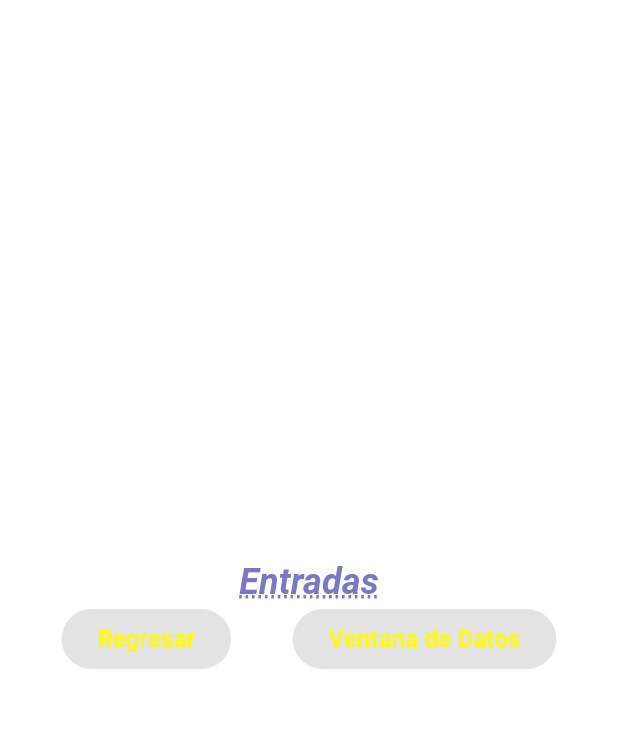
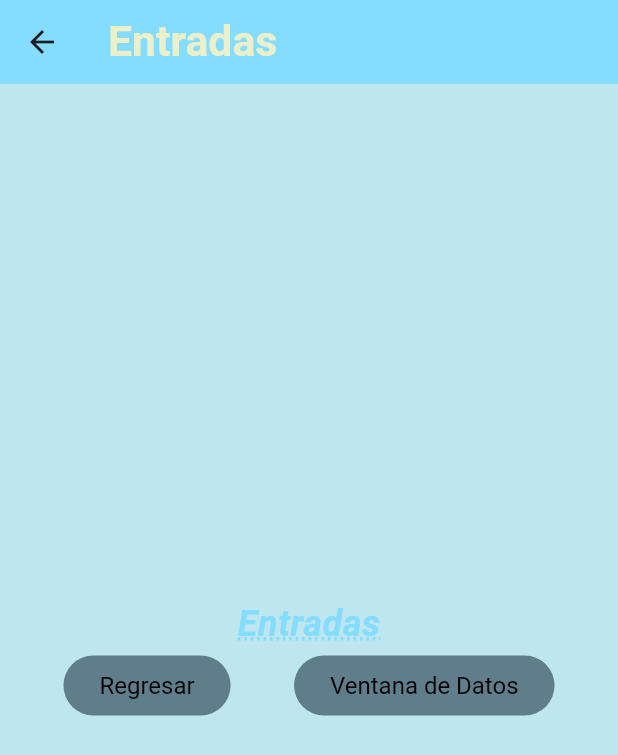
Before and after one commit to MGabriela29/FlutterComponents, a Flutter app: the screen it shows after launch, after a tap on "Entradas", on a phone screen of 412 x 824 dp. Shown: the top 755 px of the screen. Run offline on Flutter 3.47's test engine with Material 3 defaults, Android fonts, the phone set to English and light mode, and no system bars; our stand-ins replace google_fonts; Roboto replaces fonts that are missing (Gabriela, Laila).

Commit message:
10 Changing the AppTheme

```diff
--- a/lib/screens/home_screen.dart
+++ b/lib/screens/home_screen.dart
@@ -21,8 +21,12 @@ class HomeScreen extends StatelessWidget {
             style: AppTheme.lightTheme.textTheme.headlineLarge,),
             subtitle: Text('Introduciendo valores',
              style: AppTheme.lightTheme.textTheme.bodySmall,),
-            leading:const  Icon(Icons.input),
-            trailing:const Icon(Icons.arrow_circle_right_rounded),
+            leading:IconTheme(
+              data: AppTheme.lightTheme.iconTheme,
+              child: const  Icon(Icons.input),),
+            trailing:IconTheme(
+              data: AppTheme.lightTheme.iconTheme,
+              child:const Icon(Icons.arrow_circle_right_rounded),),
             onTap: () {
               final ruta1 = MaterialPageRoute(builder: (context){
                 return const InputsScreen();
@@ -36,8 +40,12 @@ class HomeScreen extends StatelessWidget {
             style: AppTheme.lightTheme.textTheme.headlineLarge,),
             subtitle: Text('Lista con scroll infinito',
             style: AppTheme.lightTheme.textTheme.bodySmall,),
-            leading:const  Icon(Icons.list),
-            trailing:const Icon(Icons.arrow_circle_right_rounded),
+            leading:IconTheme(
+              data: AppTheme.lightTheme.iconTheme,
+              child: const  Icon(Icons.list),),
+            trailing:IconTheme(
+              data: AppTheme.lightTheme.iconTheme,
+              child: const Icon(Icons.arrow_circle_right_rounded),),
             onTap: () {
               final ruta2 = MaterialPageRoute(builder: (context){
                 return const InfiniteScrollScreen();
@@ -51,8 +59,12 @@ class HomeScreen extends StatelessWidget {
             style: AppTheme.lightTheme.textTheme.headlineLarge,),
             subtitle: Text('Mostrar una notificación',
             style: AppTheme.lightTheme.textTheme.bodySmall,),
-            leading:const  Icon(Icons.notification_add),
-            trailing:const Icon(Icons.arrow_circle_right_rounded),
+            leading:IconTheme(
+              data: AppTheme.lightTheme.iconTheme,
+              child: const  Icon(Icons.notification_add),),
+            trailing:IconTheme(
+              data: AppTheme.lightTheme.iconTheme,
+              child: const Icon(Icons.arrow_circle_right_rounded),),
             onTap: () {
               final ruta3 = MaterialPageRoute(builder: (context){
                 return const NotificationsScreen();
--- a/lib/screens/inputs_screen.dart
+++ b/lib/screens/inputs_screen.dart
@@ -11,7 +11,11 @@ class InputsScreen extends StatefulWidget {
 class _InputsScreenState extends State<InputsScreen> {
   @override
   Widget build(BuildContext context) {
-    return   Column(
+    return   Scaffold(
+      appBar: AppBar(
+        title: const Text('Entradas'),
+      ),
+      body: Column(
         mainAxisAlignment: MainAxisAlignment.center,
         children: [
           Text('Entradas',
@@ -35,6 +39,7 @@ class _InputsScreenState extends State<InputsScreen> {
             ],
           ),
         ],
+      ),
     );
   }
 }
--- a/lib/theme/app_theme.dart
+++ b/lib/theme/app_theme.dart
@@ -4,17 +4,41 @@ import 'package:google_fonts/google_fonts.dart';
 
 class AppTheme{
 //constante de color primario
-static const primaryColor = Color.fromARGB(223, 101, 102, 189);
+static const primaryColor = Color.fromARGB(255, 132, 220, 255);
 //constante de color de fondo
 static const backColor = Color.fromARGB(218, 253, 242, 193);
 // color de texto
 static const secondaryColor = Color.fromARGB(255, 0, 0, 0);
-static const botncolor = Color.fromARGB(255, 255, 251, 0);
+static const botncolor = Color.fromARGB(255, 0, 0, 0);
 //constante de tema
 static final ThemeData lightTheme = ThemeData.light().copyWith(
    scaffoldBackgroundColor: const Color.fromARGB(78, 44, 172, 204),
         primaryColor: const  Color.fromARGB(255, 158, 3, 247),
-        appBarTheme: const AppBarTheme(color: primaryColor,),
+        appBarTheme:  AppBarTheme(
+        color: primaryColor,
+        titleTextStyle: GoogleFonts.laila(
+          color: backColor,
+          fontSize: 28.5,
+          fontWeight: FontWeight.bold,
+        ),
+        ),
+        iconTheme: const IconThemeData(
+          color: Color.fromARGB(255, 7, 255, 214),
+          size: 35.0,
+
+        ),
+        elevatedButtonTheme: ElevatedButtonThemeData(
+          style: ButtonStyle(backgroundColor: MaterialStateProperty.all(
+            Colors.blueGrey,
+          ),
+          foregroundColor: MaterialStateProperty.all(
+            Colors.deepPurpleAccent,
+          ),
+          textStyle: MaterialStateProperty.all(
+            GoogleFonts.pacifico(fontSize: 25.0,)
+          )
+           )
+        ),
         textTheme: TextTheme(
           //titulos muy grandres
           headlineLarge: GoogleFonts.gabriela(
```
Lines whose indentation alone changed are shown as unchanged.
